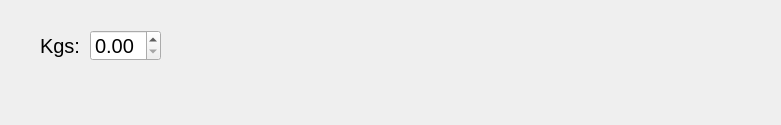
maurocipo/Bolsaco, file Bolsaco/Filtradora.ui: the form before one commit.
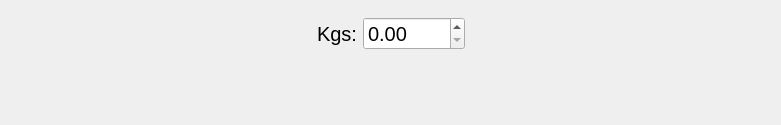
The form after the commit.

Commit message: - Fixed layouts to work with window resizing. - Added version control of the DB and APP. - Added date control against clock manipulation. - Added automatic backup mechanism.

The edit to the form file:
```diff
--- a/Bolsaco/Filtradora.ui
+++ b/Bolsaco/Filtradora.ui
@@ -13,15 +13,47 @@
   <property name="windowTitle">
    <string>Form</string>
   </property>
+  <layout class="QGridLayout" name="gridLayout" rowstretch="1,0,10">
+   <item row="1" column="2">
+    <widget class="QDoubleSpinBox" name="doubleSpinBox">
+     <property name="font">
+      <font>
+       <pointsize>15</pointsize>
+      </font>
+     </property>
+     <property name="maximum">
+      <double>9999.989999999999782</double>
+     </property>
+    </widget>
+   </item>
+   <item row="1" column="0">
+    <spacer name="horizontalSpacer">
+     <property name="orientation">
+      <enum>Qt::Horizontal</enum>
+     </property>
+     <property name="sizeHint" stdset="0">
+      <size>
+       <width>40</width>
+       <height>20</height>
+      </size>
+     </property>
+    </spacer>
+   </item>
+   <item row="2" column="2">
+    <spacer name="verticalSpacer">
+     <property name="orientation">
+      <enum>Qt::Vertical</enum>
+     </property>
+     <property name="sizeHint" stdset="0">
+      <size>
+       <width>20</width>
+       <height>40</height>
+      </size>
+     </property>
+    </spacer>
+   </item>
+   <item row="1" column="1">
   <widget class="QLabel" name="label">
-   <property name="geometry">
-    <rect>
-     <x>40</x>
-     <y>30</y>
-     <width>51</width>
-     <height>31</height>
-    </rect>
-   </property>
    <property name="font">
     <font>
      <pointsize>15</pointsize>
@@ -30,22 +62,38 @@
    <property name="text">
     <string>Kgs:</string>
    </property>
-  </widget>
-  <widget class="QDoubleSpinBox" name="doubleSpinBox">
-   <property name="geometry">
-    <rect>
-     <x>90</x>
-     <y>30</y>
-     <width>71</width>
-     <height>31</height>
-    </rect>
-   </property>
-   <property name="font">
-    <font>
-     <pointsize>15</pointsize>
-    </font>
-   </property>
-  </widget>
+     <property name="alignment">
+      <set>Qt::AlignRight|Qt::AlignTrailing|Qt::AlignVCenter</set>
+     </property>
+    </widget>
+   </item>
+   <item row="1" column="3">
+    <spacer name="horizontalSpacer_2">
+     <property name="orientation">
+      <enum>Qt::Horizontal</enum>
+     </property>
+     <property name="sizeHint" stdset="0">
+      <size>
+       <width>40</width>
+       <height>20</height>
+      </size>
+     </property>
+    </spacer>
+   </item>
+   <item row="0" column="2">
+    <spacer name="verticalSpacer_2">
+     <property name="orientation">
+      <enum>Qt::Vertical</enum>
+     </property>
+     <property name="sizeHint" stdset="0">
+      <size>
+       <width>20</width>
+       <height>40</height>
+      </size>
+     </property>
+    </spacer>
+   </item>
+  </layout>
  </widget>
  <resources/>
  <connections/>
```
Lines whose indentation alone changed are shown as unchanged. The commit also changes 25 other files.
